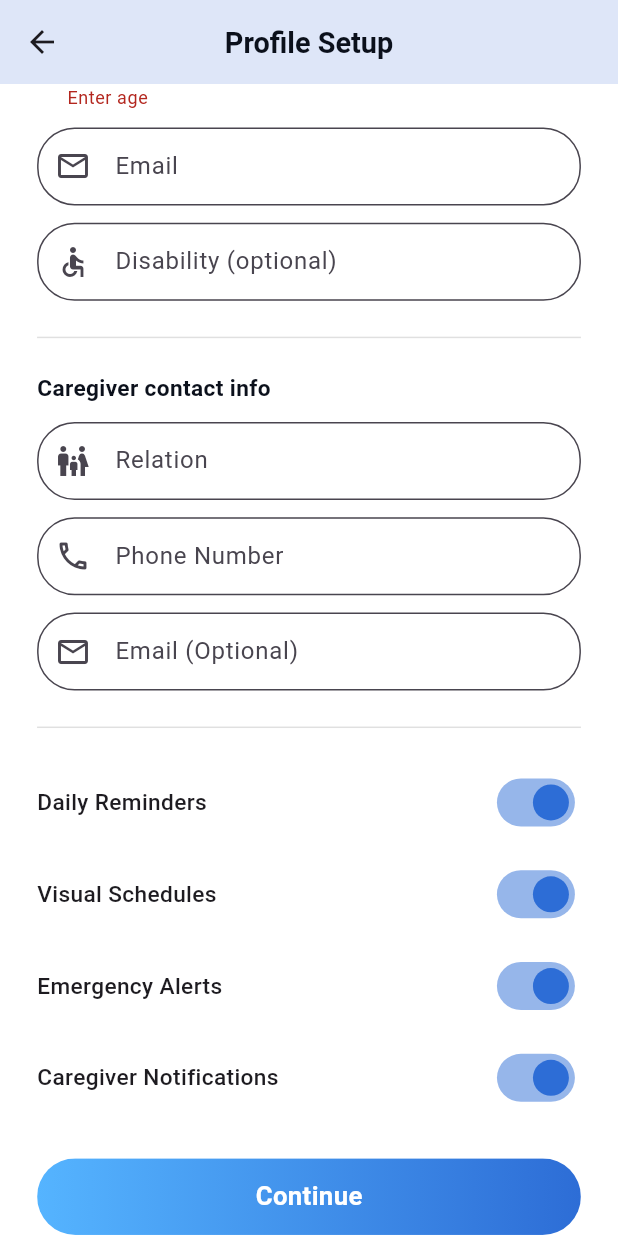
After one commit to zohairahmed96/live-e, a Flutter app: the _ProfileSetupBody screen opened directly, scrolled down 339 dp, after a tap on "Continue", on a phone screen of 412 x 824 dp. The commit adds this screen. Run offline on Flutter 3.47's test engine with Material 3 defaults, Android fonts, the light colour scheme and no system bars; our stand-ins replace flutter_svg, image_picker, sizer.

Commit message:
Profile setup scren

```diff
--- a/lib/core/routes/app_router.dart
+++ b/lib/core/routes/app_router.dart
@@ -1,6 +1,7 @@
 import 'package:flutter/material.dart';
 import 'package:liv_e/ui/views/edit_profile_view.dart';
 import 'package:liv_e/ui/views/notifications_view.dart';
+import 'package:liv_e/ui/views/profile_setup_view.dart';
 import 'package:liv_e/ui/views/profile_view.dart' show ProfileView;
 import '../../ui/views/launch_view.dart';
 import '../../ui/views/logo_splash_view.dart';
@@ -8,6 +9,7 @@ import '../../ui/views/onboarding_welcome_view.dart';
 import '../../ui/views/onboarding_features_view.dart';
 import '../../ui/views/onboarding_private_view.dart';
 import 'app_routes.dart';
+
 // import '../../ui/views/notifications/notifications_view.dart';
 // import '../../ui/views/profile/edit_profile_view.dart';
 // import '../../ui/views/profile/profile_view.dart';
@@ -31,6 +33,8 @@ case AppRoutes.editProfile:
         return MaterialPageRoute(builder: (_) => const EditProfileView());
       case AppRoutes.profile:
         return MaterialPageRoute(builder: (_) => const ProfileView());
+      case AppRoutes.profileSetup:
+        return MaterialPageRoute(builder: (_) => const ProfileSetupView());
       case AppRoutes.notifications:
         return MaterialPageRoute(builder: (_) => const NotificationsView());
     }
--- a/lib/core/routes/app_routes.dart
+++ b/lib/core/routes/app_routes.dart
@@ -7,6 +7,7 @@ class AppRoutes {
   static const privacy = '/privacy';
   static const profile = '/profile';
   static const editProfile = '/edit-profile';
+  static const profileSetup = '/profile-setup';
   static const notifications = '/notifications';
   static const home = '/home'; // TODO
 }
--- /dev/null
+++ b/lib/domain/entities/profile_setup_data.dart
@@ -0,0 +1,27 @@
+class ProfileSetupData {
+  final String fullName;
+  final int age;
+  final String email;
+  final String disability;
+  final String caregiverRelation;
+  final String caregiverPhone;
+  final String caregiverEmail;
+  final bool dailyReminders;
+  final bool visualSchedules;
+  final bool emergencyAlerts;
+  final bool caregiverNotifications;
+
+  const ProfileSetupData({
+    required this.fullName,
+    required this.age,
+    required this.email,
+    required this.disability,
+    required this.caregiverRelation,
+    required this.caregiverPhone,
+    required this.caregiverEmail,
+    required this.dailyReminders,
+    required this.visualSchedules,
+    required this.emergencyAlerts,
+    required this.caregiverNotifications,
+  });
+}
--- a/lib/main.dart
+++ b/lib/main.dart
@@ -14,12 +14,14 @@ class LiveApp extends StatelessWidget {
   @override
   Widget build(BuildContext context) {
     return Sizer(
-      builder: (_, __, ___) => MaterialApp(
-        debugShowCheckedModeBanner: false,
-        title: 'LiV-E',
-        onGenerateRoute: AppRouter.onGenerateRoute,
-        initialRoute: AppRoutes.launch, // Screen 1
-      ),
+      builder: (_, __, ___) {
+        return MaterialApp(
+          debugShowCheckedModeBanner: false,
+          title: 'LiV-E',
+          onGenerateRoute: AppRouter.onGenerateRoute,
+          initialRoute: AppRoutes.launch, // Screen 1
+        );
+      },
     );
   }
 }
--- a/lib/ui/components/gradient_button.dart
+++ b/lib/ui/components/gradient_button.dart
@@ -1,3 +1,4 @@
+// lib/ui/components/gradient_button.dart
 import 'package:flutter/material.dart';
 import 'package:sizer/sizer.dart';
 
@@ -5,8 +6,8 @@ class GradientButton extends StatelessWidget {
   final String label;
   final VoidCallback? onPressed;
   final bool loading;
-  final bool expand;           // full width by default
-  final double? height;        // optional custom height
+  final bool expand;
+  final double? height;
   final BorderRadius? radius;
 
   const GradientButton({
@@ -21,13 +22,21 @@ class GradientButton extends StatelessWidget {
 
   @override
   Widget build(BuildContext context) {
+    // ✅ Safe height: use Sizer if ready else 48
+    double safeH;
+    try {
+      safeH = height ?? 6.2.h;
+    } catch (_) {
+      safeH = height ?? 48.0;
+    }
+
     final br = radius ?? BorderRadius.circular(30);
 
     final button = ClipRRect(
       borderRadius: br,
       child: Material(
-        color: Colors.transparent,              // allow gradient to show
-        child: Ink(                             // Ink + decoration = ripple on gradient
+        color: Colors.transparent,
+        child: Ink(
           decoration: const BoxDecoration(
             gradient: LinearGradient(
               begin: Alignment.centerLeft,
@@ -38,13 +47,15 @@ class GradientButton extends StatelessWidget {
           child: InkWell(
             onTap: (loading || onPressed == null) ? null : onPressed,
             child: SizedBox(
-              height: height ?? 6.2.h,
+              height: safeH,
               child: Center(
                 child: loading
                     ? const SizedBox(
-                        width: 22, height: 22,
+                        width: 22,
+                        height: 22,
                         child: CircularProgressIndicator(
-                          color: Colors.white, strokeWidth: 2,
+                          color: Colors.white,
+                          strokeWidth: 2,
                         ),
                       )
                     : Text(
@@ -52,8 +63,7 @@ class GradientButton extends StatelessWidget {
                         style: TextStyle(
                           color: Colors.white,
                           fontWeight: FontWeight.w700,
-                          fontSize: 12.5.sp,
-                          letterSpacing: .2,
+                          fontSize: 12.5.sp, // ok: evaluated inside build
                         ),
                       ),
               ),
@@ -63,8 +73,6 @@ class GradientButton extends StatelessWidget {
       ),
     );
 
-    if (!expand) return button;
-
-    return SizedBox(width: double.infinity, child: button);
+    return expand ? SizedBox(width: double.infinity, child: button) : button;
   }
 }
--- /dev/null
+++ b/lib/ui/components/text_field_common.dart
@@ -0,0 +1,50 @@
+import 'package:flutter/material.dart';
+
+class TextFieldCommon extends StatelessWidget {
+  final TextEditingController controller;
+  final String hint;
+  final String label;
+  final TextInputType? keyboardType;
+  final String? Function(String?)? validator;
+  final Widget? prefixIcon;
+  final bool readOnly;
+  final VoidCallback? onTap;
+
+  const TextFieldCommon({
+    super.key,
+    required this.controller,
+    required this.hint,
+    required this.label,
+    this.keyboardType,
+    this.validator,
+    this.prefixIcon,
+    this.readOnly = false,
+    this.onTap,
+  });
+
+  @override
+  Widget build(BuildContext context) {
+    return TextFormField(
+      controller: controller,
+      validator: validator,
+      readOnly: readOnly,
+      onTap: onTap,
+      keyboardType: keyboardType,
+      decoration: InputDecoration(
+        labelText: label,
+        hintText: hint,
+        prefixIcon: prefixIcon,
+        filled: true,
+        fillColor: Colors.white,
+        contentPadding: const EdgeInsets.symmetric(
+          vertical: 14,
+          horizontal: 16,
+        ),
+        border: OutlineInputBorder(
+          borderRadius: BorderRadius.circular(25),
+          borderSide: const BorderSide(color: Color(0xFFE0E0E0)),
+        ),
+      ),
+    );
+  }
+}
--- /dev/null
+++ b/lib/ui/viewmodels/profile_setup_viewmodel.dart
@@ -0,0 +1,104 @@
+import 'package:flutter/material.dart';
+import 'package:image_picker/image_picker.dart';
+import '../../../domain/entities/profile_setup_data.dart';
+
+class ProfileSetupViewModel extends ChangeNotifier {
+  final picker = ImagePicker();
+  String? imagePath;
+
+  // controllers
+  final nameCtrl = TextEditingController();
+  final ageCtrl = TextEditingController();
+  final emailCtrl = TextEditingController();
+  final disabilityCtrl = TextEditingController();
+  final caregiverRelationCtrl = TextEditingController();
+  final caregiverPhoneCtrl = TextEditingController();
+  final caregiverEmailCtrl = TextEditingController();
+
+  // switches
+  bool dailyReminders = true;
+  bool visualSchedules = true;
+  bool emergencyAlerts = true;
+  bool caregiverNotifications = true;
+
+  final formKey = GlobalKey<FormState>();
+  bool loading = false;
+
+  Future<void> pickImage() async {
+    final picked = await picker.pickImage(
+      source: ImageSource.gallery,
+      imageQuality: 80,
+    );
+    if (picked != null) {
+      imagePath = picked.path;
+      notifyListeners();
+    }
+  }
+
+  void toggleSwitch(String type, bool value) {
+    switch (type) {
+      case 'dailyReminders':
+        dailyReminders = value;
+        break;
+      case 'visualSchedules':
+        visualSchedules = value;
+        break;
+      case 'emergencyAlerts':
+        emergencyAlerts = value;
+        break;
+      case 'caregiverNotifications':
+        caregiverNotifications = value;
+        break;
+    }
+    notifyListeners();
+  }
+
+  String? _notEmpty(String? v, String field) =>
+      (v == null || v.trim().isEmpty) ? 'Enter $field' : null;
+
+  Future<void> submit(BuildContext context) async {
+    if (!(formKey.currentState?.validate() ?? false)) return;
+
+    loading = true;
+    notifyListeners();
+
+    await Future.delayed(const Duration(seconds: 1)); // simulate API delay
+
+    loading = false;
+    notifyListeners();
+
+    final profile = ProfileSetupData(
+      fullName: nameCtrl.text.trim(),
+      age: int.tryParse(ageCtrl.text.trim()) ?? 0,
+      email: emailCtrl.text.trim(),
+      disability: disabilityCtrl.text.trim(),
+      caregiverRelation: caregiverRelationCtrl.text.trim(),
+      caregiverPhone: caregiverPhoneCtrl.text.trim(),
+      caregiverEmail: caregiverEmailCtrl.text.trim(),
+      dailyReminders: dailyReminders,
+      visualSchedules: visualSchedules,
+      emergencyAlerts: emergencyAlerts,
+      caregiverNotifications: caregiverNotifications,
+    );
+
+    ScaffoldMessenger.of(context).showSnackBar(
+      SnackBar(
+        content: Text('Profile setup completed for ${profile.fullName}'),
+      ),
+    );
+
+    Navigator.pop(context); // or navigate next
+  }
+
+  @override
+  void dispose() {
+    nameCtrl.dispose();
+    ageCtrl.dispose();
+    emailCtrl.dispose();
+    disabilityCtrl.dispose();
+    caregiverRelationCtrl.dispose();
+    caregiverPhoneCtrl.dispose();
+    caregiverEmailCtrl.dispose();
+    super.dispose();
+  }
+}
--- /dev/null
+++ b/lib/ui/views/profile_setup_view.dart
@@ -0,0 +1,222 @@
+import 'dart:io';
+import 'package:flutter/material.dart';
+import 'package:liv_e/ui/components/gradient_button.dart';
+import 'package:liv_e/ui/components/text_field_common.dart';
+import 'package:liv_e/ui/viewmodels/profile_setup_viewmodel.dart';
+import 'package:provider/provider.dart';
+import 'package:sizer/sizer.dart';
+
+class ProfileSetupView extends StatelessWidget {
+  const ProfileSetupView({super.key});
+
+  @override
+  Widget build(BuildContext context) {
+    return ChangeNotifierProvider(
+      create: (_) => ProfileSetupViewModel(),
+      child: const _ProfileSetupBody(),
+    );
+  }
+}
+
+class _ProfileSetupBody extends StatelessWidget {
+  const _ProfileSetupBody();
+
+  @override
+  Widget build(BuildContext context) {
+    final vm = context.watch<ProfileSetupViewModel>();
+
+    return Scaffold(
+      backgroundColor: Colors.white,
+      appBar: AppBar(
+        elevation: 0,
+        backgroundColor: const Color(0xFFE8F3FF),
+        centerTitle: true,
+        title: Text(
+          'Profile Setup',
+          style: TextStyle(
+            color: const Color(0xFF0B101B),
+            fontWeight: FontWeight.w700,
+            fontSize: 14.sp,
+          ),
+        ),
+      ),
+      body: SingleChildScrollView(
+        padding: EdgeInsets.symmetric(horizontal: 6.w, vertical: 2.h),
+        child: Form(
+          key: vm.formKey,
+          child: Column(
+            crossAxisAlignment: CrossAxisAlignment.start,
+            children: [
+              // Avatar with upload button
+              Center(
+                child: Column(
+                  children: [
+                    Container(
+                      width: 14.h,
+                      height: 14.h,
+                      decoration: BoxDecoration(
+                        color: const Color(0xFFEAF6FF),
+                        shape: BoxShape.circle,
+                      ),
+                      clipBehavior: Clip.antiAlias,
+                      child: vm.imagePath == null
+                          ? const Icon(
+                              Icons.person,
+                              size: 58,
+                              color: Color(0xFF2380C4),
+                            )
+                          : Image.file(File(vm.imagePath!), fit: BoxFit.cover),
+                    ),
+                    SizedBox(height: 1.2.h),
+                    Text(
+                      'Upload Your Picture',
+                      style: TextStyle(
+                        fontWeight: FontWeight.w600,
+                        fontSize: 11.sp,
+                        color: const Color(0xFF0B101B),
+                      ),
+                    ),
+                    Text(
+                      '(Optional)',
+                      style: TextStyle(color: Colors.black45, fontSize: 9.5.sp),
+                    ),
+                    SizedBox(height: 2.2.h),
+                  ],
+                ),
+              ),
+
+              TextFieldCommon(
+                controller: vm.nameCtrl,
+                hint: 'yournamehere',
+                label: 'Full Name',
+                validator: (v) => v!.isEmpty ? 'Enter name' : null,
+                prefixIcon: const Icon(Icons.person_outline),
+              ),
+              SizedBox(height: 1.4.h),
+
+              TextFieldCommon(
+                controller: vm.ageCtrl,
+                hint: '25',
+                label: 'Your Age',
+                keyboardType: TextInputType.number,
+                validator: (v) => v!.isEmpty ? 'Enter age' : null,
+                prefixIcon: const Icon(Icons.calendar_today_outlined),
+              ),
+              SizedBox(height: 1.4.h),
+
+              TextFieldCommon(
+                controller: vm.emailCtrl,
+                hint: 'yourname@gmail.com',
+                label: 'Email',
+                keyboardType: TextInputType.emailAddress,
+                prefixIcon: const Icon(Icons.email_outlined),
+              ),
+              SizedBox(height: 1.4.h),
+
+              TextFieldCommon(
+                controller: vm.disabilityCtrl,
+                hint: 'Select Type',
+                label: 'Disability (optional)',
+                readOnly: true,
+                prefixIcon: const Icon(Icons.accessible_outlined),
+                onTap: () {
+                  // open bottom sheet later
+                },
+              ),
+              SizedBox(height: 2.0.h),
+              const Divider(thickness: 1, color: Color(0xFFE0E0E0)),
+              SizedBox(height: 1.8.h),
+
+              Text(
+                'Caregiver contact info',
+                style: TextStyle(
+                  fontWeight: FontWeight.w700,
+                  fontSize: 11.sp,
+                  color: const Color(0xFF0B101B),
+                ),
+              ),
+              SizedBox(height: 1.4.h),
+
+              TextFieldCommon(
+                controller: vm.caregiverRelationCtrl,
+                hint: 'Mother, Father, Child',
+                label: 'Relation',
+                prefixIcon: const Icon(Icons.family_restroom_outlined),
+              ),
+              SizedBox(height: 1.4.h),
+
+              TextFieldCommon(
+                controller: vm.caregiverPhoneCtrl,
+                hint: '+91 223 456 7890',
+                label: 'Phone Number',
+                keyboardType: TextInputType.phone,
+                prefixIcon: const Icon(Icons.phone_outlined),
+              ),
+              SizedBox(height: 1.4.h),
+
+              TextFieldCommon(
+                controller: vm.caregiverEmailCtrl,
+                hint: 'yourname@gmail.com',
+                label: 'Email (Optional)',
+                prefixIcon: const Icon(Icons.email_outlined),
+              ),
+
+              SizedBox(height: 2.0.h),
+              const Divider(thickness: 1, color: Color(0xFFE0E0E0)),
+              SizedBox(height: 1.4.h),
+
+              _switchRow(
+                'Daily Reminders',
+                vm.dailyReminders,
+                (v) => vm.toggleSwitch('dailyReminders', v),
+              ),
+              _switchRow(
+                'Visual Schedules',
+                vm.visualSchedules,
+                (v) => vm.toggleSwitch('visualSchedules', v),
+              ),
+              _switchRow(
+                'Emergency Alerts',
+                vm.emergencyAlerts,
+                (v) => vm.toggleSwitch('emergencyAlerts', v),
+              ),
+              _switchRow(
+                'Caregiver Notifications',
+                vm.caregiverNotifications,
+                (v) => vm.toggleSwitch('caregiverNotifications', v),
+              ),
+
+              SizedBox(height: 2.8.h),
+              GradientButton(
+                label: 'Continue',
+                loading: vm.loading,
+                onPressed: () => vm.submit(context),
+              ),
+              SizedBox(height: 3.h),
+            ],
+          ),
+        ),
+      ),
+    );
+  }
+
+  Widget _switchRow(String label, bool value, ValueChanged<bool> onChanged) {
+    return Padding(
+      padding: EdgeInsets.symmetric(vertical: 0.8.h),
+      child: Row(
+        mainAxisAlignment: MainAxisAlignment.spaceBetween,
+        children: [
+          Text(
+            label,
+            style: TextStyle(fontWeight: FontWeight.w500, fontSize: 11.sp),
+          ),
+          Switch.adaptive(
+            value: value,
+            onChanged: onChanged,
+            activeColor: const Color(0xFF2D6DD6),
+          ),
+        ],
+      ),
+    );
+  }
+}
--- a/pubspec.yaml
+++ b/pubspec.yaml
@@ -34,6 +34,7 @@ dependencies:
   flutter_svg: ^2.0.10
   provider: ^6.1.2
   go_router: ^14.2.0
+  image_picker: ^1.1.2
 
   # The following adds the Cupertino Icons font to your application.
   # Use with the CupertinoIcons class for iOS style icons.
```
Lines whose indentation alone changed are shown as unchanged.
